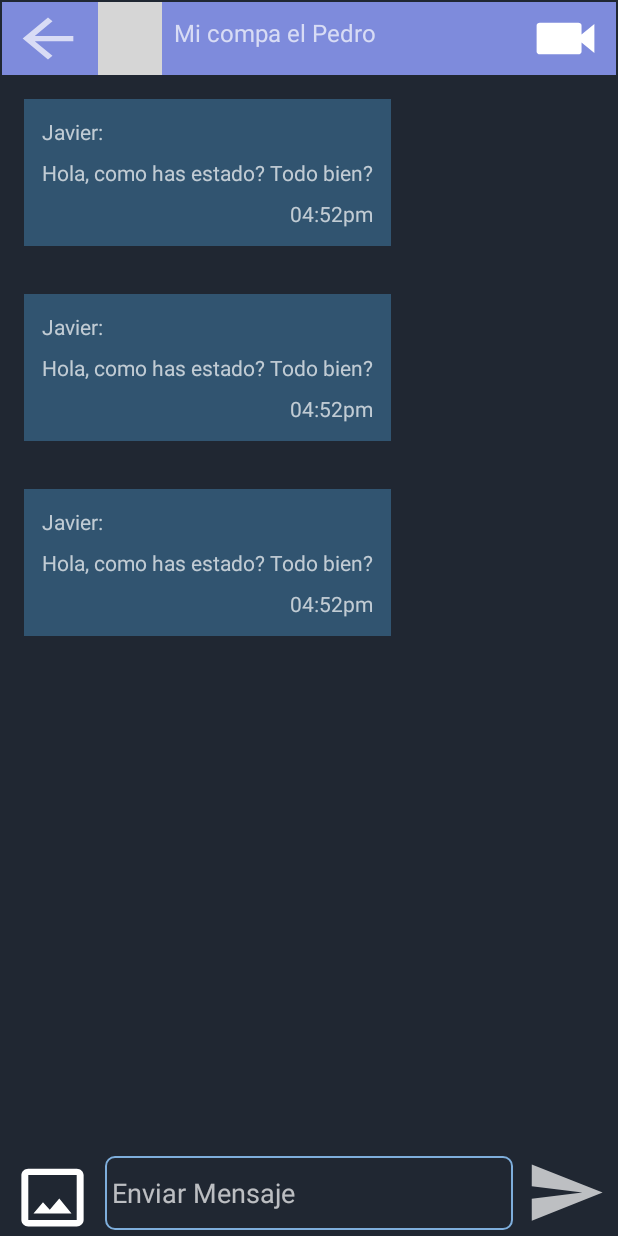
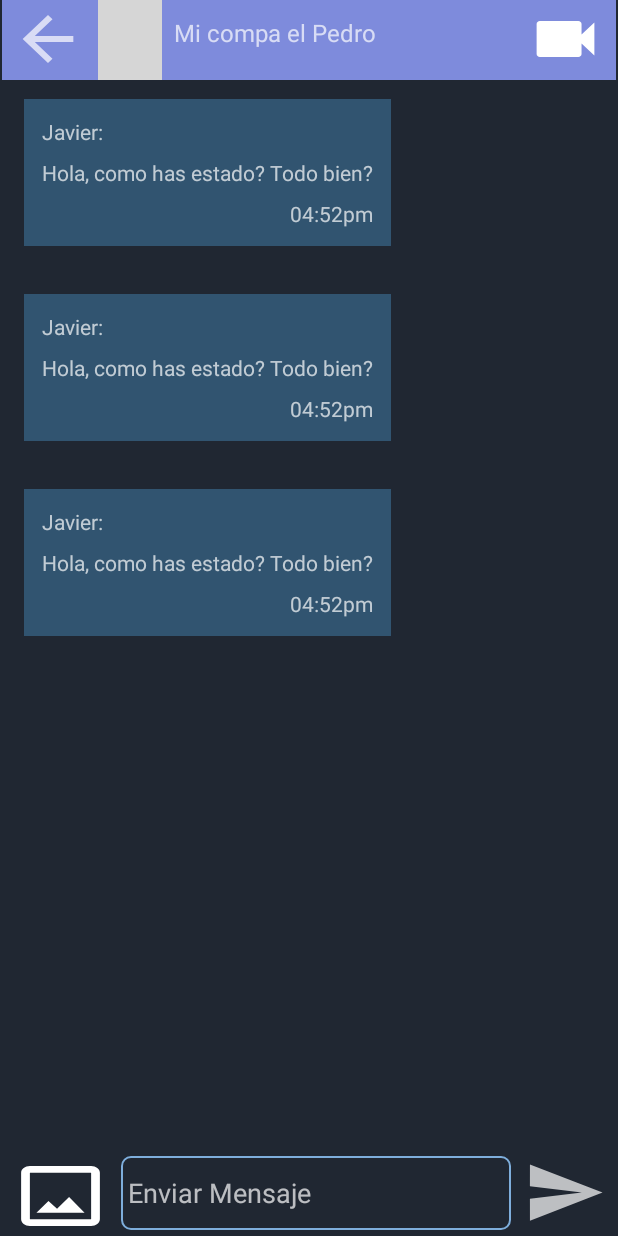
Before and after one commit to Chobbix/POI, an Android app: the layout activity_chat.xml on its own in the app's theme, with its tools: preview values and no code run, on a phone screen of 412 x 824 dp. Run offline under Robolectric (Android 15) with nearby library versions, the phone set to English and light mode, and no system bars; grey boxes are pictures that could not be loaded.

Commit message:
reltime estado de conexion

```diff
--- a/app/src/main/java/com/example/poi/fragmentos/fragmentChatGrupal.kt
+++ b/app/src/main/java/com/example/poi/fragmentos/fragmentChatGrupal.kt
@@ -36,7 +36,7 @@ class fragmentChatGrupal (contexto : Context) : Fragment(R.layout.activity_lista
 
     private fun fetchLicenciaturas() {
         val ref = database.getReference("/licenciaturas")
-        ref.addListenerForSingleValueEvent(object : ValueEventListener {
+        ref.addValueEventListener(object : ValueEventListener {
             override fun onDataChange(snapshot: DataSnapshot) {
                 licenciaturaList.clear()
 
--- a/app/src/main/java/com/example/poi/fragmentos/fragmentChatPrivado.kt
+++ b/app/src/main/java/com/example/poi/fragmentos/fragmentChatPrivado.kt
@@ -35,7 +35,7 @@ class fragmentChatPrivado (contexto : Context) : Fragment(R.layout.activity_list
 
     private fun fetchUsers() {
         val ref = database.getReference("/usuarios")
-        ref.addListenerForSingleValueEvent(object : ValueEventListener {
+        ref.addValueEventListener(object : ValueEventListener {
             @SuppressLint("NotifyDataSetChanged")
             override fun onDataChange(snapshot: DataSnapshot) {
                 userList.clear()
--- a/app/src/main/res/layout/activity_chat.xml
+++ b/app/src/main/res/layout/activity_chat.xml
@@ -9,16 +9,17 @@
 
     <Button
         android:id="@+id/btn_sendphoto"
-        android:layout_width="55dp"
-        android:layout_height="51dp"
+        android:layout_width="70dp"
+        android:layout_height="0dp"
         android:background="@drawable/ic_picture"
         app:layout_constraintBottom_toBottomOf="parent"
         app:layout_constraintEnd_toStartOf="@+id/edit_EnviarMsg"
-        app:layout_constraintStart_toStartOf="parent" />
+        app:layout_constraintStart_toStartOf="parent"
+        app:layout_constraintTop_toTopOf="@+id/edit_EnviarMsg" />
 
     <EditText
         android:id="@+id/edit_EnviarMsg"
-        android:layout_width="272dp"
+        android:layout_width="260dp"
         android:layout_height="49dp"
         android:layout_marginStart="8dp"
         android:layout_marginEnd="64dp"
@@ -61,8 +62,8 @@
         tools:listitem="@layout/mensajes_recibidos_chat" />
 
     <LinearLayout
-        android:layout_width="409dp"
-        android:layout_height="0dp"
+        android:layout_width="0dp"
+        android:layout_height="wrap_content"
         android:layout_marginStart="1dp"
         android:layout_marginTop="1dp"
         android:layout_marginEnd="1dp"
@@ -93,7 +94,7 @@
             tools:srcCompat="@tools:sample/avatars" />
 
         <TextView
-            android:id="@+id/textView"
+            android:id="@+id/tvUsernameChat"
             android:layout_width="180dp"
             android:layout_height="wrap_content"
             android:layout_marginStart="8dp"
```
